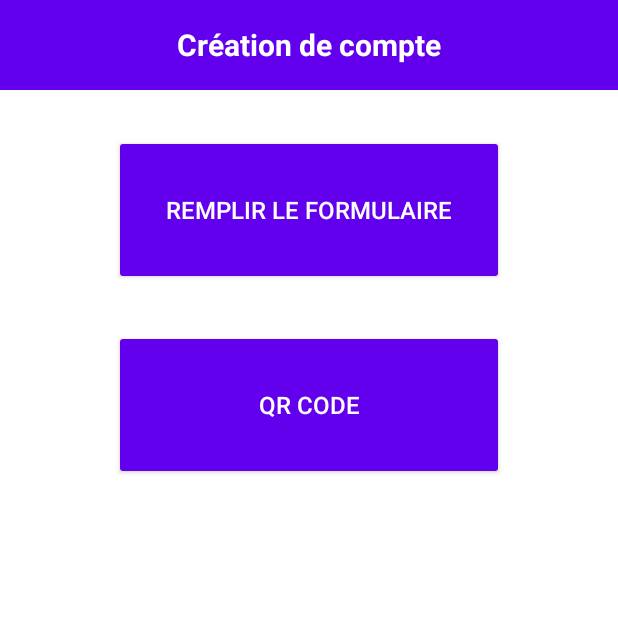
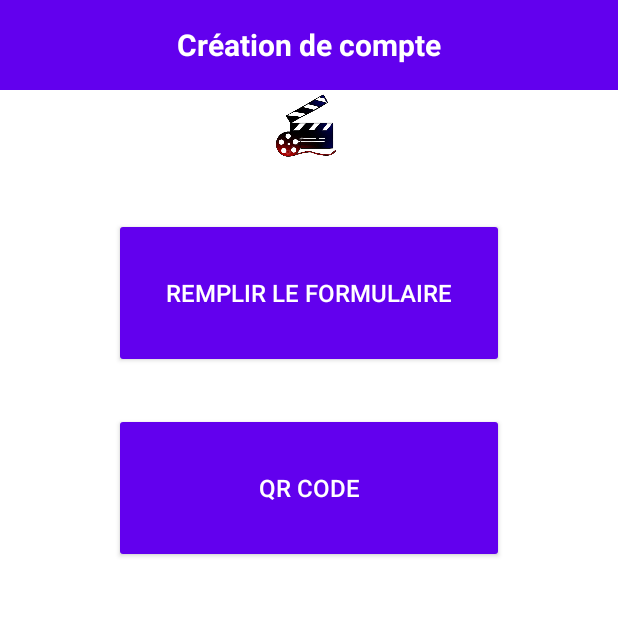
Before and after one commit to Kerrigaaan/application_Android, an Android app: the screen it shows after launch (MainActivity), on a phone screen of 412 x 824 dp, the top half of it. Run offline under Robolectric (Android 15) with nearby library versions, the light colour scheme and no system bars.

Commit message:
logo application

```diff
--- a/app/src/main/AndroidManifest.xml
+++ b/app/src/main/AndroidManifest.xml
@@ -13,9 +13,9 @@
         android:allowBackup="true"
         android:dataExtractionRules="@xml/data_extraction_rules"
         android:fullBackupContent="@xml/backup_rules"
-        android:icon="@mipmap/ic_launcher"
+        android:icon="@mipmap/movie_scene_icon_128"
         android:label="@string/app_name"
-        android:roundIcon="@mipmap/ic_launcher_round"
+        android:roundIcon="@mipmap/movie_scene_icon_128"
         android:supportsRtl="true"
         android:theme="@style/Theme.Application"
         tools:targetApi="31" >
--- a/app/src/main/java/com/example/application/MoviesFragment.kt
+++ b/app/src/main/java/com/example/application/MoviesFragment.kt
@@ -24,7 +24,7 @@ private const val ARG_PARAM2 = "param2"
 
 
 class MoviesFragment : Fragment() {
-    // TODO: Rename and change types of parameters
+
     private var param1: String? = null
     private var param2: String? = null
 
--- a/app/src/main/res/layout/layout_header.xml
+++ b/app/src/main/res/layout/layout_header.xml
@@ -1,5 +1,6 @@
 <?xml version="1.0" encoding="utf-8"?>
 <LinearLayout xmlns:android="http://schemas.android.com/apk/res/android"
+    xmlns:app="http://schemas.android.com/apk/res-auto"
     android:orientation="vertical"
     android:layout_width="match_parent"
     android:layout_height="match_parent">
@@ -7,17 +8,16 @@
     <RelativeLayout
         android:layout_width="match_parent"
         android:layout_height="60dp"
-        android:background="@color/purple_500"
-        >
+        android:background="@color/purple_500">
 
         <ImageView
             android:id="@+id/imageViewBack"
-            android:layout_marginStart="10dp"
-            android:visibility="gone"
             android:layout_width="40dp"
             android:layout_height="40dp"
             android:layout_centerVertical="true"
-            android:src="@drawable/retour"/>
+            android:layout_marginStart="10dp"
+            android:src="@drawable/retour"
+            android:visibility="gone" />
 
         <TextView
             android:id="@+id/textViewTitle"
@@ -30,13 +30,27 @@
             android:textStyle="bold" />
 
         <ImageView
-        android:id="@+id/imageUserLogo"
-        android:layout_width="40dp"
-        android:visibility="gone"
-        android:layout_height="40dp"
-        android:layout_marginStart="350dp"
-        android:layout_centerVertical="true"
-        android:src="@drawable/profil" />
+            android:id="@+id/imageUserLogo"
+            android:layout_width="40dp"
+            android:layout_height="40dp"
+            android:layout_centerVertical="true"
+            android:layout_marginStart="350dp"
+            android:src="@drawable/profil"
+            android:visibility="gone" />
 
     </RelativeLayout>
+
+    <ImageView
+        android:id="@+id/imageLogo"
+        android:layout_width="116dp"
+        android:layout_height="119dp"
+        android:layout_marginStart="350dp"
+        android:src="@drawable/logo_clap"
+        android:visibility="gone" />
+
+    <ImageView
+        android:id="@+id/imageView2"
+        android:layout_width="match_parent"
+        android:layout_height="55dp"
+        app:srcCompat="@drawable/logo_clap" />
 </LinearLayout>
--- a/app/src/main/res/values/strings.xml
+++ b/app/src/main/res/values/strings.xml
@@ -1,5 +1,5 @@
 <resources>
-    <string name="app_name">application</string>
+    <string name="app_name">Epsi CGR</string>
     <string name="txtTitre">Création de compte</string>
     <string name="txtRemplir">Remplir le Formulaire</string>
 
```
Also changed, not shown: app/src/main/java/com/example/application/CardFragment.kt (+3 -5 lines), app/src/main/java/com/example/application/MapActivity.kt (+1 -9 lines), app/src/main/res/mipmap-mdpi/movie_scene_icon_128.webp (added), app/src/main/res/mipmap-mdpi/movie_scene_icon_72.webp (added).
